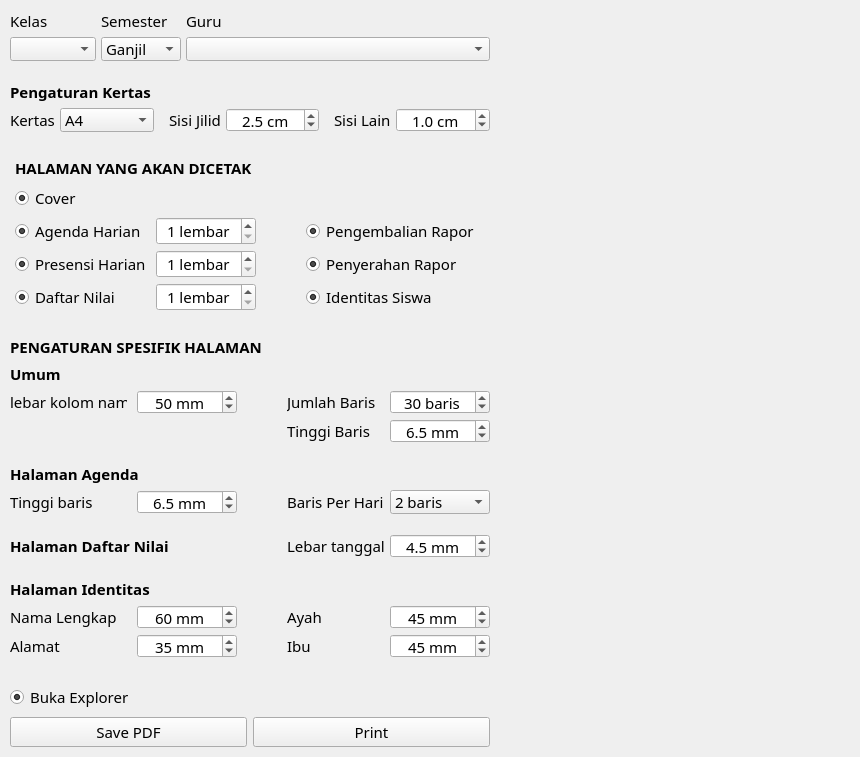
Qt form ui/sources/page_adm_guru.ui (asjach/db_app) before a commit.
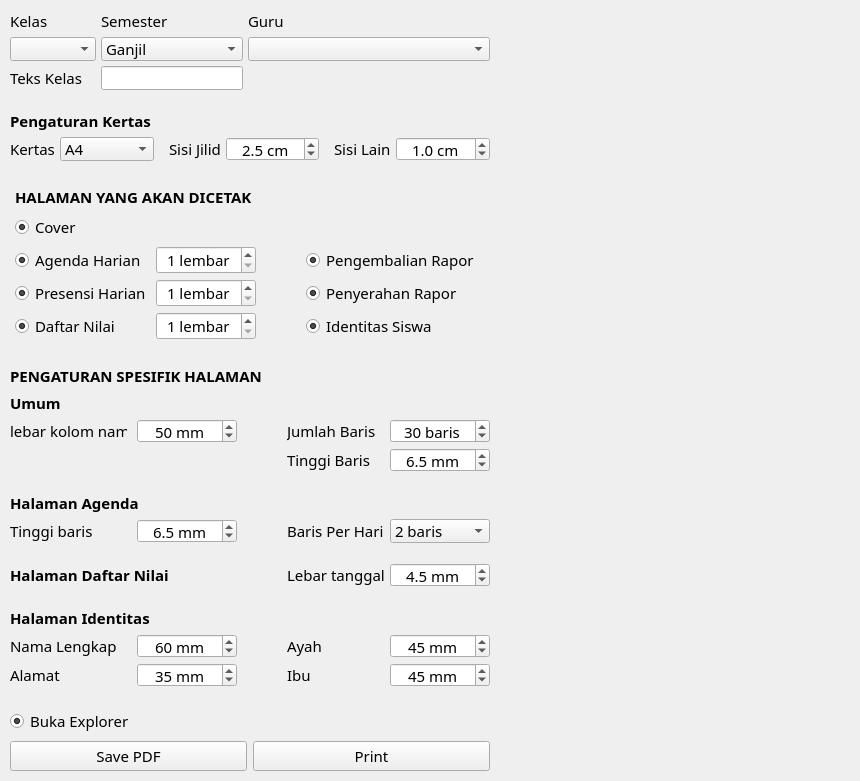
The same form after that commit.

The edit to the form file:
```diff
--- a/ui/sources/page_adm_guru.ui
+++ b/ui/sources/page_adm_guru.ui
@@ -255,6 +255,29 @@
               </property>
              </widget>
             </item>
+            <item row="2" column="0">
+             <widget class="QLabel" name="label_19">
+              <property name="font">
+               <font>
+                <family>Aptos Narrow</family>
+                <pointsize>11</pointsize>
+               </font>
+              </property>
+              <property name="text">
+               <string>Teks Kelas</string>
+              </property>
+             </widget>
+            </item>
+            <item row="2" column="1">
+             <widget class="QLineEdit" name="line_txt_kelas">
+              <property name="minimumSize">
+               <size>
+                <width>0</width>
+                <height>24</height>
+               </size>
+              </property>
+             </widget>
+            </item>
            </layout>
           </widget>
          </item>
```
Left out of the diff: 42 changed lines with no effect on the pictures.
